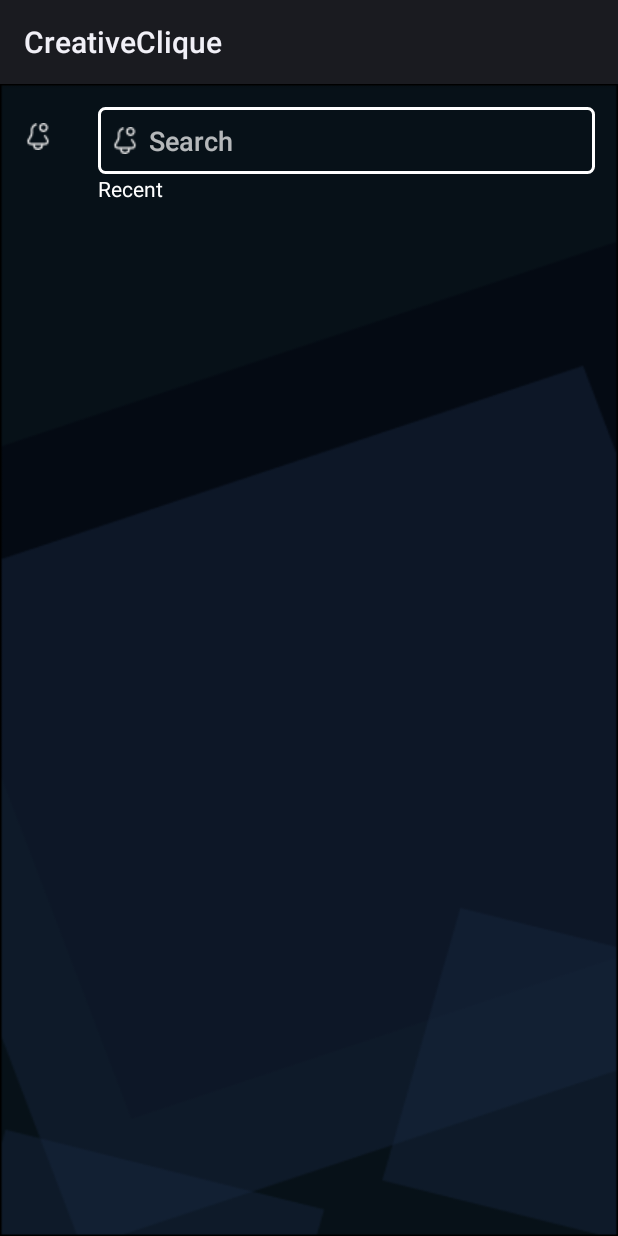
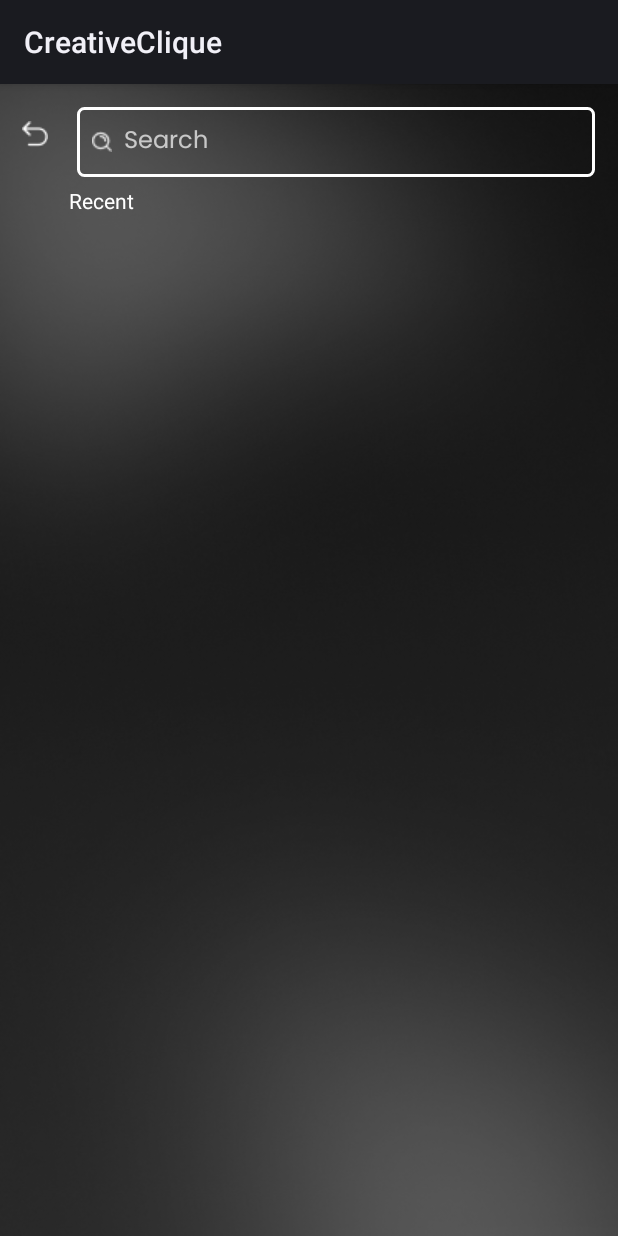
Before and after one commit to herbiasniko/CreativeClique-Intprog, an Android app: the layout activity_search.xml on its own in the app's theme, with its tools: preview values and no code run, on a phone screen of 412 x 824 dp. Run offline under Robolectric (Android 15) with nearby library versions, the phone set to English and light mode, and no system bars.

Commit message:
herbias commit

```diff
--- a/app/src/main/res/layout/activity_main.xml
+++ b/app/src/main/res/layout/activity_main.xml
@@ -16,10 +16,9 @@
         <com.google.android.material.bottomnavigation.BottomNavigationView
             android:id="@+id/bottom_navigation"
             android:layout_width="match_parent"
-            android:layout_height="wrap_content"
+            android:layout_height="80dp"
             android:orientation="horizontal"
-            app:labelVisibilityMode="labeled"
-            android:background="@color/black"
+            android:background="@drawable/commentbg"
             app:menu="@menu/bottom_nav_menu" />
 
 
--- a/app/src/main/res/layout/activity_search.xml
+++ b/app/src/main/res/layout/activity_search.xml
@@ -6,7 +6,7 @@
     android:layout_height="match_parent"
     android:orientation="vertical"
     tools:context=".SearchActivity"
-    android:background="@drawable/bg_layout">
+    android:background="@drawable/searchbg">
 
     <LinearLayout
         android:layout_width="match_parent"
@@ -14,10 +14,11 @@
 
     <ImageButton
         android:id="@+id/ArrowBack"
-        android:layout_width="50dp"
-        android:layout_height="50dp"
-        android:src="@drawable/notification"
-        android:layout_marginTop="10dp"
+        android:layout_width="26dp"
+        android:layout_height="26dp"
+        android:src="@drawable/backbutton"
+        android:layout_marginTop="20dp"
+        android:layout_marginLeft="10dp"
         android:background="@null"/>
     <EditText
         android:id="@+id/searchView"
@@ -28,15 +29,18 @@
         android:layout_height="wrap_content"
         android:iconifiedByDefault="false"
         android:hint="Search"
+        android:textSize="16dp"
+        android:fontFamily="@font/poppinsreg"
         android:textColor="@color/white"
         android:background="@drawable/edit_text_border"
         android:drawablePadding="8dp"
-        android:drawableLeft="@drawable/notification" />
+        android:drawableLeft="@drawable/searchicon" />
     </LinearLayout>
     <TextView
         android:layout_width="wrap_content"
         android:layout_height="wrap_content"
-        android:layout_marginLeft="65dp"
+        android:layout_marginLeft="46dp"
+        android:layout_marginTop="6dp"
         android:textColor="@color/white"
         android:text="Recent"/>
     <LinearLayout
--- a/app/src/main/res/layout/fragment_menu.xml
+++ b/app/src/main/res/layout/fragment_menu.xml
@@ -4,7 +4,7 @@
     android:layout_height="300dp"
     xmlns:app="http://schemas.android.com/apk/res-auto"
     android:orientation="vertical"
-    android:background="@drawable/menubg">
+    android:background="@drawable/menu_bg">
 
     <LinearLayout
         android:layout_width="match_parent"
--- a/app/src/main/res/layout/fragment_message.xml
+++ b/app/src/main/res/layout/fragment_message.xml
@@ -4,7 +4,7 @@
     android:layout_width="match_parent"
     android:layout_height="match_parent"
     tools:context="FragmentPrivateMessage"
-    android:background="@drawable/messagebg">
+    android:background="@drawable/signbg">
 
     <!-- Back button -->
     <ScrollView
@@ -14,7 +14,7 @@
         <RelativeLayout
             android:layout_width="match_parent"
             android:layout_height="wrap_content"
-            android:background="@drawable/bg_layout">
+            android:background="@drawable/signbg">
 
             <!-- Back button ni siya anhi-->
             <ImageButton
--- a/app/src/main/res/layout/fragment_notification.xml
+++ b/app/src/main/res/layout/fragment_notification.xml
@@ -2,7 +2,7 @@
 <LinearLayout xmlns:android="http://schemas.android.com/apk/res/android"
     android:layout_width="match_parent"
     android:layout_height="match_parent"
-    android:background="@drawable/signbg"
+    android:background="@drawable/commentbg"
     android:orientation="vertical">
 
     <LinearLayout
--- a/app/src/main/res/layout/fragment_profile.xml
+++ b/app/src/main/res/layout/fragment_profile.xml
@@ -5,7 +5,7 @@
     android:layout_width="match_parent"
     android:layout_height="match_parent"
     tools:context=".FragmentProfile"
-    android:background="@drawable/loginbg">
+    android:background="@drawable/signbg">
 
    <LinearLayout
        android:layout_width="match_parent"
```
Also changed, not shown: app/src/main/AndroidManifest.xml (+8 -9 lines), app/src/main/res/layout/fragment_comment.xml (+8 -6 lines), app/src/main/res/drawable/commentbg.png (added), app/src/main/res/drawable/menu_bg.png (added), app/src/main/res/drawable/searchbg.png (added), app/src/main/res/drawable/sendbuttonw.png (added).
